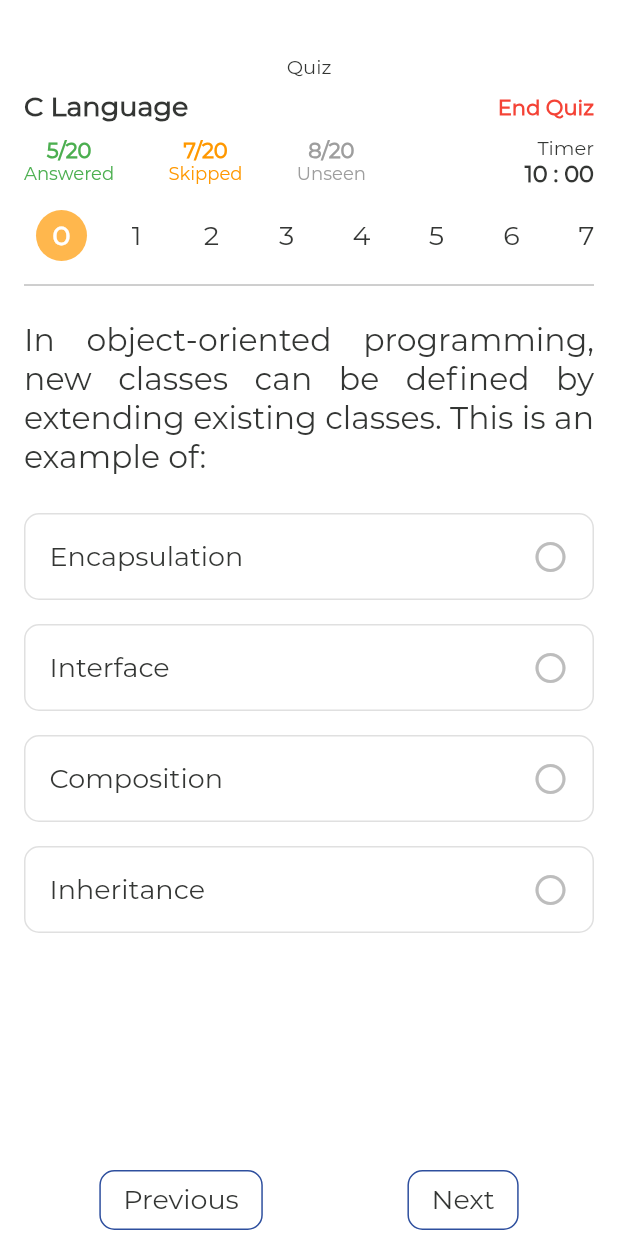
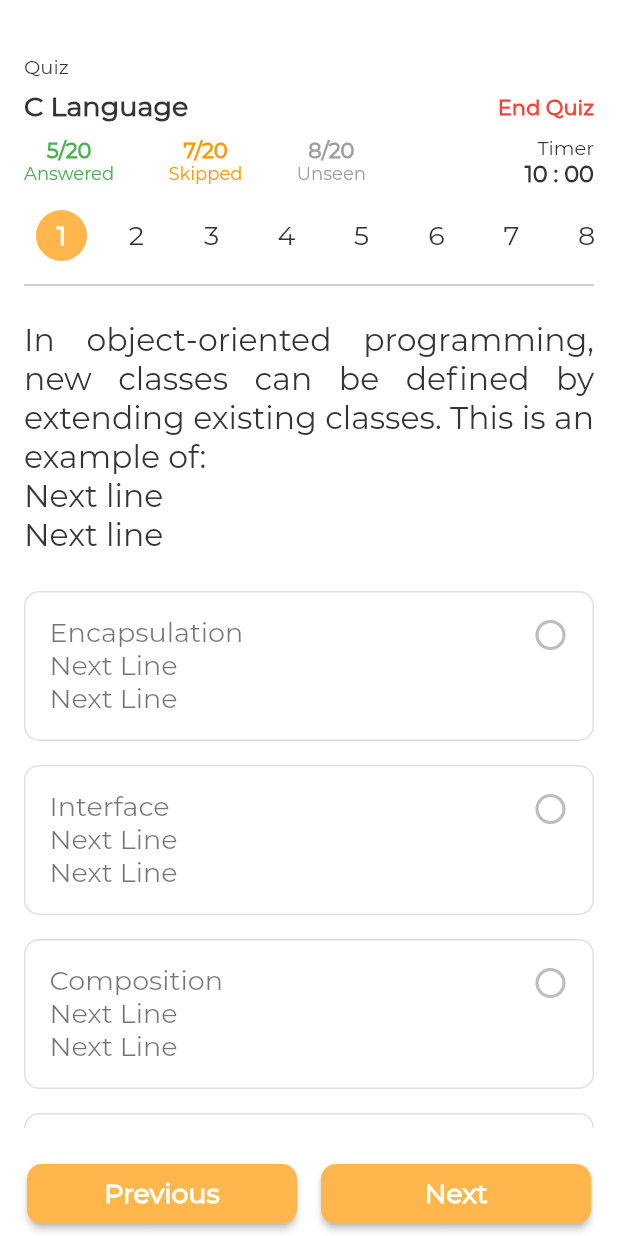
Before and after one commit to simpleflutter/quizApp, a Flutter app: the QuizScreen screen opened directly, on a phone screen of 412 x 824 dp. Run offline on Flutter 3.47's test engine with Material 2 defaults, Android fonts, the phone set to English and light mode, and no system bars; drawn by our look-alikes of scrollable_positioned_list; our stand-ins replace percent_indicator.

Commit message:
Add files via upload

```diff
--- a/lib/constants/colors.dart
+++ b/lib/constants/colors.dart
@@ -2,7 +2,7 @@ import 'package:flutter/material.dart';
 
 class AppColors{
   static final Color primaryColor = Color(0XFFFFFFFF);
-  static final Color scondaryColor = Color(0XFF2e4f9e);
+  static final Color scondaryColor = Colors.orange.shade300;
   static final Color textColorDark = Color(0XFF343634);
   static final Color textColorLight = Color(0XFF606260);
 
--- a/lib/screens/quiz_screen.dart
+++ b/lib/screens/quiz_screen.dart
@@ -28,6 +28,7 @@ class _QuizScreenState extends State<QuizScreen> {
         height: double.infinity,
         margin: EdgeInsets.all(16),
         child: Column(
+          crossAxisAlignment: CrossAxisAlignment.start,
           children: <Widget>[
             Padding(
               padding: const EdgeInsets.only(top: 20, bottom: 0),
@@ -97,7 +98,7 @@ class _QuizScreenState extends State<QuizScreen> {
                 itemCount: 20,
                 itemBuilder: (BuildContext context, int index) {
                   return QuestionNumber(
-                    number: index,
+                    number: index+1,
                     isSelected: index == selectedQuestionIndex ? true : false,
                     onTap: () {
                       itemScrollController.jumpTo(
@@ -122,13 +123,13 @@ class _QuizScreenState extends State<QuizScreen> {
                       padding: const EdgeInsets.symmetric(vertical: 16),
                       child: SimpleText(
                         text:
-                            'In object-oriented programming, new classes can be defined by extending existing classes. This is an example of:',
+                            'In object-oriented programming, new classes can be defined by extending existing classes. This is an example of:\nNext line\nNext line',
                         fontSize: 21,
                       ),
                     ),
 
                     Option(
-                      optionText: 'Encapsulation',
+                      optionText: 'Encapsulation\nNext Line\nNext Line',
                       index: 0,
                       isSelected: optionSelected[0],
                       onTap: () {
@@ -136,7 +137,7 @@ class _QuizScreenState extends State<QuizScreen> {
                       },
                     ),
                     Option(
-                      optionText: 'Interface',
+                      optionText: 'Interface\nNext Line\nNext Line',
                       index: 1,
                       isSelected: optionSelected[1],
                       onTap: () {
@@ -144,7 +145,7 @@ class _QuizScreenState extends State<QuizScreen> {
                       },
                     ),
                     Option(
-                      optionText: 'Composition',
+                      optionText: 'Composition\nNext Line\nNext Line',
                       index: 2,
                       isSelected: optionSelected[2],
                       onTap: () {
@@ -152,7 +153,7 @@ class _QuizScreenState extends State<QuizScreen> {
                       },
                     ),
                     Option(
-                      optionText: 'Inheritance',
+                      optionText: 'Inheritance\nNext Line\nNext Line',
                       index: 3,
                       isSelected: optionSelected[3],
                       onTap: () {
@@ -170,10 +171,11 @@ class _QuizScreenState extends State<QuizScreen> {
       ),
       bottomNavigationBar: Container(
         width: double.infinity,
+      //  color: Colors.red,
         //   height: 40,
-        margin: EdgeInsets.symmetric(vertical: 0, horizontal: 18),
+        margin: EdgeInsets.symmetric(vertical: 4, horizontal: 18),
         child: Row(
-          mainAxisAlignment: MainAxisAlignment.spaceAround,
+          mainAxisAlignment: MainAxisAlignment.spaceBetween,
           crossAxisAlignment: CrossAxisAlignment.start,
           children: <Widget>[
             AppButton(
@@ -188,9 +190,12 @@ class _QuizScreenState extends State<QuizScreen> {
                 });
               },
             ),
+            SizedBox(width: 16),
             AppButton(
               height: 40,
               text: 'Next',
+              //color: Colors.grey.shade300,
+
               onPressed: () {
                 setState(() {
                   selectedQuestionIndex++;
--- a/lib/screens/register.dart
+++ b/lib/screens/register.dart
@@ -25,14 +25,18 @@ class Register extends StatelessWidget {
               SizedBox(height: 80),
               AppTextField(),
               SizedBox(height: 32),
-              AppButton(
+              Padding(
+                padding: const EdgeInsets.all(0.0),
+                child: AppButton(
                     text: 'Register',
+                    height: 45,
                     onPressed: () {
                       if (_formKey.currentState.validate()) {
                         //save name to database & jump to home page
                         AppNavigator.push(context, Dashboard());
                       }
                     }),
+              ),
             ],
           ),
         ),
--- a/lib/widgets/app_button.dart
+++ b/lib/widgets/app_button.dart
@@ -1,16 +1,20 @@
 import 'package:flutter/material.dart';
+import 'package:quiz/widgets/bold_text.dart';
+import 'package:quiz/widgets/simple_text.dart';
 
 class AppButton extends StatelessWidget {
   final String text;
   final Function onPressed;
   final double height;
   final double fontSize;
+  final Color color;
 
   AppButton({
     this.text,
     this.onPressed,
     this.height = 55,
     this.fontSize = 18,
+    this.color,
   });
 
   @override
@@ -18,26 +22,27 @@ class AppButton extends StatelessWidget {
     //get color scheme from theme
     ColorScheme colorScheme = Theme.of(context).colorScheme;
 
-    return MaterialButton(
-      child: Text(
-        text,
-        style: TextStyle(
+    Color buttonColor = color != null ? color : colorScheme.secondary;
+
+    return Expanded(
+      flex: 1,
+      child: MaterialButton(
+        child: BoldText(
+          text: text,
           fontSize: fontSize,
-          color: colorScheme.onPrimary,
+          color: colorScheme.primary,
         ),
-      ),
-      onPressed: onPressed,
+        onPressed: onPressed,
 
-      //decoration of button
-      //  minWidth: double.infinity,
+        //decoration of button
 
-      splashColor: colorScheme.secondary,
-      height: height,
-      minWidth: 50,
-      elevation: 5,
-      shape: RoundedRectangleBorder(
-        borderRadius: BorderRadius.circular(10),
-        side: BorderSide(color: colorScheme.secondary),
+        // splashColor: colorScheme.secondary,
+        color: buttonColor,
+        height: height,
+        elevation: 2,
+        shape: RoundedRectangleBorder(
+          borderRadius: BorderRadius.circular(10),
+        ),
       ),
     );
   }
--- a/lib/widgets/option.dart
+++ b/lib/widgets/option.dart
@@ -6,49 +6,69 @@ class Option extends StatelessWidget {
   final int index;
   final isSelected;
   final Function onTap;
+  final bool result;
 
-  Option({this.optionText, this.index, this.isSelected = false, this.onTap});
+  Option({
+    this.optionText,
+    this.index,
+    this.isSelected = false,
+    this.onTap,
+    this.result,
+  });
 
   @override
   Widget build(BuildContext context) {
+    var border = Border.all(width: 1, color: Colors.grey.shade300);
+    var icon = Icon(Icons.panorama_fish_eye, color: Colors.grey.shade400);
+    var color = Colors.black54;
+
+    if (result != null) {
+      if (result == true) {
+        //
+        border = Border.all(width: 1, color: Colors.green.shade200);
+        icon = Icon(Icons.check_circle, color: Colors.green.shade400);
+        color = Colors.green.shade400;
+      } else {
+        //
+        border = Border.all(width: 1, color: Colors.red.shade200);
+        icon = Icon(Icons.cancel, color: Colors.red.shade400);
+        color = Colors.red.shade400;
+      }
+    } else if (isSelected) {
+      //
+      border = Border.all(width: 1, color: Colors.blue.shade200);
+      icon = Icon(Icons.check_circle, color: Colors.blue.shade400);
+      color = Colors.blue.shade400;
+    } else {
+      //keep defaults
+    }
     return InkWell(
       onTap: onTap,
       child: Container(
         margin: EdgeInsets.symmetric(vertical: 8),
         padding: EdgeInsets.all(16),
         decoration: BoxDecoration(
-          border: isSelected
-              ? Border.all(width: 1, color: Colors.blue.shade300)
-              : Border.all(width: 1, color: Colors.grey.shade300),
+          border: border,
           borderRadius: BorderRadius.circular(10),
         ),
         child: Row(
           mainAxisAlignment: MainAxisAlignment.spaceBetween,
+          crossAxisAlignment: CrossAxisAlignment.start,
           children: <Widget>[
             Expanded(
               child: SimpleText(
                 text: optionText,
                 fontSize: 18,
-                color: isSelected ? Colors.blue : null,
+                color: color,
               ),
             ),
-            getIcon()
+            Padding(
+              padding: const EdgeInsets.only(left: 16),
+              child: icon,
+            ),
           ],
         ),
       ),
     );
   }
-
-  Widget getIcon() {
-    if (isSelected) {
-      return Padding(
-        padding: const EdgeInsets.only(left: 16),
-        child: Icon(Icons.check_circle_outline, color: Colors.blue.shade400),
-      );
-    }
-    return Padding(
-      padding: const EdgeInsets.only(left: 16),
-      child: Icon(Icons.panorama_fish_eye, color: Colors.grey.shade400),
-    );
-  }
 }
```
Also changed, not shown: lib/main.dart (+13 -2 lines), lib/screens/result_analysis.dart (added, +112 -0 lines), lib/screens/result_screen.dart (added, +74 -0 lines). Lines whose indentation alone changed are shown as unchanged.
